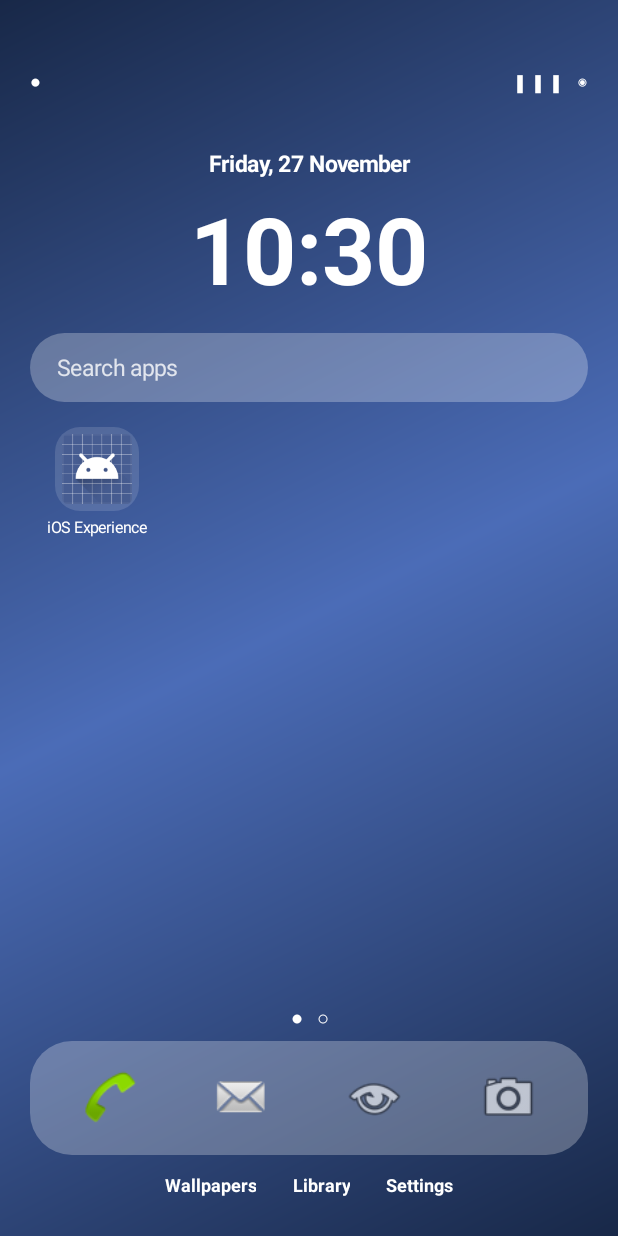
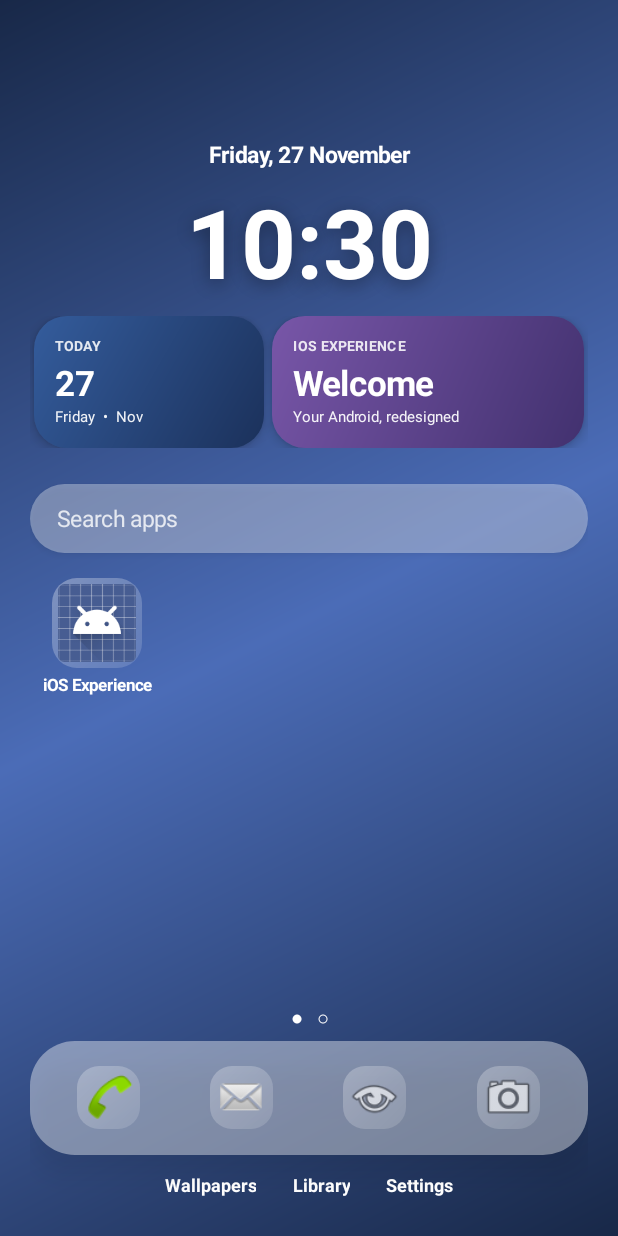
Before and after one commit to naveed795113-bit/iOS-Experience, an Android app: the screen it shows after launch (MainActivity), on a phone screen of 412 x 824 dp. Run offline under Robolectric (Android 15) with nearby library versions, the phone set to English and light mode, and no system bars.

Commit message:
Redesign launcher home with iOS-inspired widgets, icon tiles and depth

```diff
--- a/app/src/main/java/com/iosexperience/launcher/MainActivity.kt
+++ b/app/src/main/java/com/iosexperience/launcher/MainActivity.kt
@@ -123,14 +123,66 @@ class MainActivity : Activity() {
         root = baseColumn()
         setContentView(root)
         val status = LinearLayout(this).apply { orientation = LinearLayout.HORIZONTAL; gravity = Gravity.CENTER_VERTICAL }
-        status.addView(label("●", 12f), LinearLayout.LayoutParams(0, dp(24), 1f))
-        status.addView(label("▮▮▮   ◉", 12f), LinearLayout.LayoutParams(-2, dp(24)))
+        status.addView(label(" ", 12f), LinearLayout.LayoutParams(0, dp(18), 1f))
+        status.addView(label(" ", 12f), LinearLayout.LayoutParams(-2, dp(18)))
         root.addView(status)
 
         date = label("", 15f, true).apply { gravity = Gravity.CENTER }
         root.addView(date, LinearLayout.LayoutParams(-1, dp(30)).apply { topMargin = dp(28) })
-        clock = label("", 62f, true).apply { gravity = Gravity.CENTER }
+        clock = label("", 64f, true).apply {
+            gravity = Gravity.CENTER
+            setShadowLayer(dp(10).toFloat(), 0f, dp(3).toFloat(), 0x55000000)
+        }
         root.addView(clock, LinearLayout.LayoutParams(-1, dp(82)))
+
+        // iOS-inspired compact widget stack
+        val widgets = LinearLayout(this).apply {
+            orientation = LinearLayout.HORIZONTAL
+            setPadding(0, dp(4), 0, dp(4))
+        }
+        fun widgetCard(title: String, headline: String, detail: String, colors: IntArray, weight: Float) {
+            val card = LinearLayout(this).apply {
+                orientation = LinearLayout.VERTICAL
+                gravity = Gravity.CENTER_VERTICAL
+                setPadding(dp(14), dp(10), dp(10), dp(10))
+                background = GradientDrawable(GradientDrawable.Orientation.TL_BR, colors).apply {
+                    cornerRadius = dp(22).toFloat()
+                }
+                elevation = dp(5).toFloat()
+            }
+            card.addView(TextView(this).apply {
+                text = title.uppercase(Locale.getDefault())
+                textSize = 9f
+                setTextColor(0xDDFFFFFF.toInt())
+                setTypeface(typeface, Typeface.BOLD)
+                letterSpacing = 0.08f
+            })
+            card.addView(TextView(this).apply {
+                text = headline
+                textSize = 23f
+                setTextColor(Color.WHITE)
+                setTypeface(typeface, Typeface.BOLD)
+                setPadding(0, dp(3), 0, 0)
+            })
+            card.addView(TextView(this).apply {
+                text = detail
+                textSize = 10f
+                setTextColor(0xEEFFFFFF.toInt())
+                maxLines = 1
+            })
+            widgets.addView(card, LinearLayout.LayoutParams(0, dp(88), weight).apply {
+                setMargins(dp(3), 0, dp(3), 0)
+            })
+        }
+        widgetCard("Today", SimpleDateFormat("d", Locale.getDefault()).format(Date()),
+            SimpleDateFormat("EEEE  •  MMM", Locale.getDefault()).format(Date()),
+            intArrayOf(0xFF345C9C.toInt(), 0xFF1B315B.toInt()), 1f)
+        widgetCard("iOS Experience", "Welcome", "Your Android, redesigned",
+            intArrayOf(0xFF7856A8.toInt(), 0xFF42316F.toInt()), 1.35f)
+        root.addView(widgets, LinearLayout.LayoutParams(-1, dp(96)).apply {
+            topMargin = dp(7)
+            bottomMargin = dp(4)
+        })
 
         search = EditText(this).apply {
             hint = "Search apps"
@@ -140,7 +192,8 @@ class MainActivity : Activity() {
             setSingleLine(true)
             imeOptions = EditorInfo.IME_ACTION_SEARCH
             setPadding(dp(18), 0, dp(18), 0)
-            background = shape(panel, 26)
+            background = shape(if (darkMode) 0x55FFFFFF else 0xCCFFFFFF.toInt(), 28)
+            elevation = dp(3).toFloat()
             addTextChangedListener(object : TextWatcher {
                 override fun beforeTextChanged(s: CharSequence?, start: Int, count: Int, after: Int) {}
                 override fun onTextChanged(s: CharSequence?, start: Int, before: Int, count: Int) {
@@ -183,7 +236,8 @@ class MainActivity : Activity() {
         val dock = LinearLayout(this).apply {
             orientation = LinearLayout.HORIZONTAL
             gravity = Gravity.CENTER
-            background = shape(panel, 28)
+            background = shape(if (darkMode) 0x66FFFFFF else 0xDFFFFFFF.toInt(), 30)
+            elevation = dp(10).toFloat()
             setPadding(dp(8), dp(8), dp(8), dp(8))
         }
         root.addView(dock, LinearLayout.LayoutParams(-1, dp(76)).apply { topMargin = dp(5) })
@@ -214,6 +268,10 @@ class MainActivity : Activity() {
         val icon = ImageView(this).apply {
             if (app != null) setImageDrawable(app.loadIcon(pm)) else setImageResource(fallback)
             scaleType = ImageView.ScaleType.FIT_CENTER
+            background = GradientDrawable(GradientDrawable.Orientation.TL_BR,
+                intArrayOf(0x44FFFFFF, 0x22FFFFFF)).apply { cornerRadius = dp(15).toFloat() }
+            setPadding(dp(3), dp(3), dp(3), dp(3))
+            elevation = dp(2).toFloat()
         }
         item.addView(icon, LinearLayout.LayoutParams(dp(42), dp(42)))
         dock.addView(item, LinearLayout.LayoutParams(0, -1, 1f))
@@ -237,6 +295,9 @@ class MainActivity : Activity() {
         val start = if (query.isEmpty() && page == 1) pageSize else 0
         val pageItems = if (query.isNotEmpty()) shown else shown.drop(start).take(pageSize)
         grid.numColumns = columns
+        grid.animate().cancel()
+        grid.alpha = 0.72f
+        grid.animate().alpha(1f).setDuration(180).start()
         grid.adapter = object : BaseAdapter() {
             override fun getCount() = pageItems.size
             override fun getItem(position: Int) = pageItems[position]
@@ -251,11 +312,13 @@ class MainActivity : Activity() {
                 val icon = ImageView(this@MainActivity).apply {
                     setImageDrawable(info.loadIcon(pm))
                     scaleType = ImageView.ScaleType.FIT_CENTER
-                    background = shape(0x22FFFFFF, 17)
-                    setPadding(dp(5), dp(5), dp(5), dp(5))
+                    background = GradientDrawable(GradientDrawable.Orientation.TL_BR,
+                        intArrayOf(0x55FFFFFF, 0x22FFFFFF)).apply { cornerRadius = dp(17).toFloat() }
+                    elevation = dp(3).toFloat()
+                    setPadding(dp(4), dp(4), dp(4), dp(4))
                 }
-                cell.addView(icon, LinearLayout.LayoutParams(dp(56), dp(56)))
-                cell.addView(label(info.loadLabel(pm).toString(), 10.5f).apply {
+                cell.addView(icon, LinearLayout.LayoutParams(dp(60), dp(60)))
+                cell.addView(label(info.loadLabel(pm).toString(), 11f, true).apply {
                     gravity = Gravity.CENTER
                     maxLines = 1
                     ellipsize = android.text.TextUtils.TruncateAt.END
```
